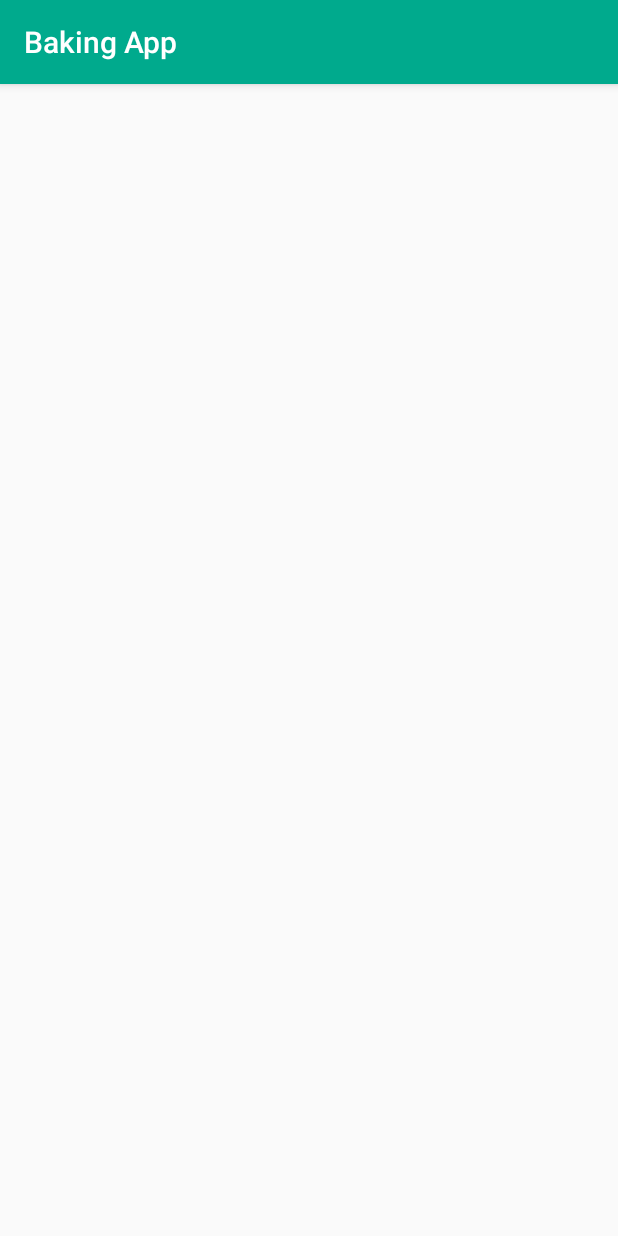
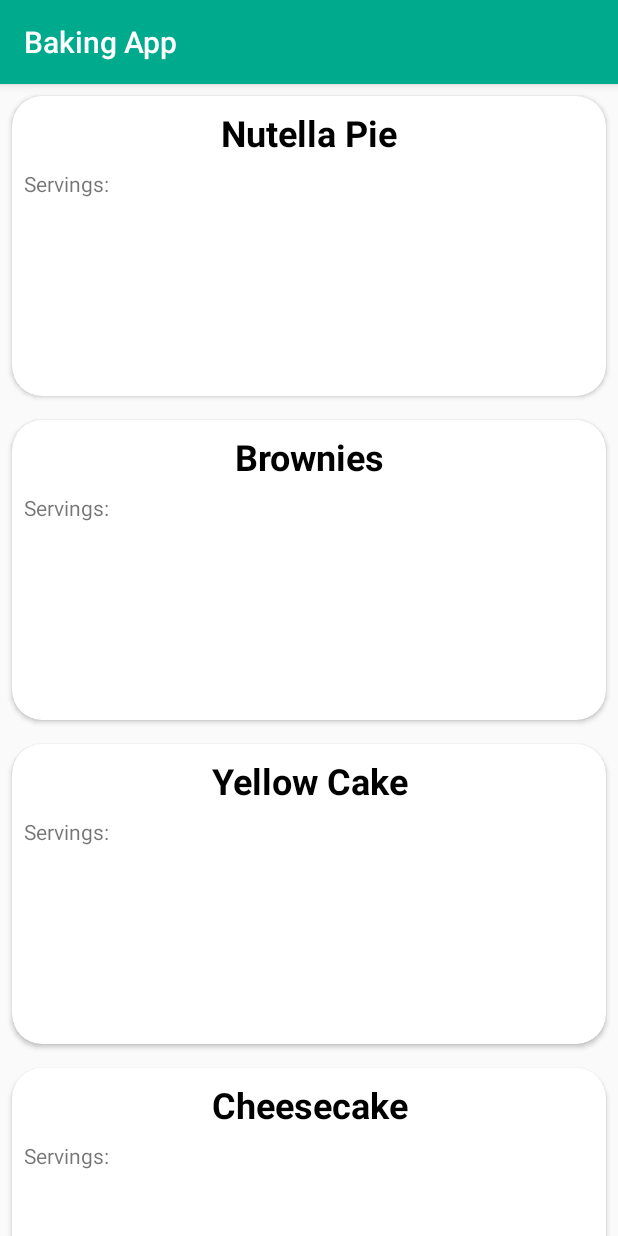
Before and after one commit to OlalKeith/Baking-App, an Android app: the screen it shows after launch (MainActivity), on a phone screen of 412 x 824 dp. Run offline under Robolectric (Android 15) with nearby library versions, the phone set to English and light mode, and no system bars; our stand-ins replace Dagger/Hilt's generated code.

Commit message:
Add recipes to the RecyclerView using Gson

```diff
--- a/app/src/main/java/com/example/vidbregar/bakingapp/dagger/module/AppModule.java
+++ b/app/src/main/java/com/example/vidbregar/bakingapp/dagger/module/AppModule.java
@@ -3,6 +3,8 @@ package com.example.vidbregar.bakingapp.dagger.module;
 
 import android.app.Application;
 import android.content.Context;
+
+import com.google.gson.Gson;
 
 import javax.inject.Singleton;
 
@@ -17,4 +19,10 @@ public class AppModule {
     Context provideApplicationContext(Application application) {
         return application;
     }
+
+    @Singleton
+    @Provides
+    Gson provideGson() {
+        return new Gson();
+    }
 }
--- a/app/src/main/java/com/example/vidbregar/bakingapp/model/Ingredient.java
+++ b/app/src/main/java/com/example/vidbregar/bakingapp/model/Ingredient.java
@@ -3,9 +3,14 @@ package com.example.vidbregar.bakingapp.model;
 import android.os.Parcel;
 import android.os.Parcelable;
 
-class Ingredient implements Parcelable {
+import com.google.gson.annotations.SerializedName;
+
+public class Ingredient implements Parcelable {
+    @SerializedName("ingredient")
     private String ingredientName;
+    @SerializedName("quantity")
     private double quantity;
+    @SerializedName("measure")
     private String measure;
 
     public Ingredient(String ingredientName, double quantity, String measure) {
--- a/app/src/main/java/com/example/vidbregar/bakingapp/model/Recipe.java
+++ b/app/src/main/java/com/example/vidbregar/bakingapp/model/Recipe.java
@@ -3,13 +3,20 @@ package com.example.vidbregar.bakingapp.model;
 import android.os.Parcel;
 import android.os.Parcelable;
 
+import com.google.gson.annotations.SerializedName;
+
 import java.util.List;
 
 public class Recipe implements Parcelable {
+    @SerializedName("id")
     private int recipeId;
+    @SerializedName("name")
     private String name;
+    @SerializedName("ingredients")
     private List<Ingredient> ingredients;
+    @SerializedName("steps")
     private List<RecipeStep> recipeSteps;
+    @SerializedName("servings")
     private int servings;
 
     public Recipe(int recipeId, String name, List<Ingredient> ingredients, List<RecipeStep> recipeSteps, int servings) {
--- a/app/src/main/java/com/example/vidbregar/bakingapp/model/RecipeStep.java
+++ b/app/src/main/java/com/example/vidbregar/bakingapp/model/RecipeStep.java
@@ -3,11 +3,18 @@ package com.example.vidbregar.bakingapp.model;
 import android.os.Parcel;
 import android.os.Parcelable;
 
-class RecipeStep implements Parcelable {
+import com.google.gson.annotations.SerializedName;
+
+public class RecipeStep implements Parcelable {
+    @SerializedName("id")
     private int stepId;
+    @SerializedName("description")
     private String description;
+    @SerializedName("shortDescription")
     private String shortDescription;
+    @SerializedName("videoURL")
     private String videoUrl;
+    @SerializedName("thumbnailURL")
     private String thumbnailUrl;
 
     public RecipeStep(int stepId, String description, String shortDescription, String videoUrl, String thumbnailUrl) {
--- a/app/src/main/java/com/example/vidbregar/bakingapp/ui/main/MainFragment.java
+++ b/app/src/main/java/com/example/vidbregar/bakingapp/ui/main/MainFragment.java
@@ -7,13 +7,21 @@ import android.support.annotation.Nullable;
 import android.support.v4.app.Fragment;
 import android.support.v7.widget.LinearLayoutManager;
 import android.support.v7.widget.RecyclerView;
-import android.util.Log;
 import android.view.LayoutInflater;
 import android.view.View;
 import android.view.ViewGroup;
 
 import com.example.vidbregar.bakingapp.R;
+import com.example.vidbregar.bakingapp.model.Recipe;
 import com.example.vidbregar.bakingapp.ui.main.adapter.RecipesAdapter;
+import com.google.gson.Gson;
+import com.google.gson.reflect.TypeToken;
+
+import java.io.IOException;
+import java.io.InputStream;
+import java.lang.reflect.Type;
+import java.util.ArrayList;
+import java.util.List;
 
 import javax.inject.Inject;
 
@@ -26,19 +34,12 @@ public class MainFragment extends Fragment {
     private RecyclerView recipesRecyclerView;
     private RecipesAdapter recipesAdapter;
     @Inject
-    String text;
+    Gson gson;
 
     @Override
     public void onAttach(Context context) {
         AndroidSupportInjection.inject(this);
         super.onAttach(context);
-    }
-
-    @Override
-    public void onCreate(@Nullable Bundle savedInstanceState) {
-        AndroidSupportInjection.inject(this);
-        super.onCreate(savedInstanceState);
-        Log.e("MainFragment", text);
     }
 
     @Nullable
@@ -52,6 +53,29 @@ public class MainFragment extends Fragment {
         recipesRecyclerView.setLayoutManager(linearLayoutManager);
         recipesAdapter = new RecipesAdapter();
         recipesRecyclerView.setAdapter(recipesAdapter);
+
+        String json = getJsonStringFromAssets();
+        Type listType = new TypeToken<ArrayList<Recipe>>() {
+        }.getType();
+        List<Recipe> recipes = gson.fromJson(json, listType);
+
+        recipesAdapter.setRecipes(recipes);
         return rootView;
     }
+
+    private String getJsonStringFromAssets() {
+        String json = null;
+        try {
+            InputStream inputStream = context.getAssets().open("recipe_listing.json");
+            int size = inputStream.available();
+            byte[] buffer = new byte[size];
+            inputStream.read(buffer);
+            inputStream.close();
+            json = new String(buffer, "UTF-8");
+
+        } catch (IOException e) {
+            e.printStackTrace();
+        }
+        return json;
+    }
 }
```
Also changed, not shown: app/build.gradle (+7 -3 lines).
